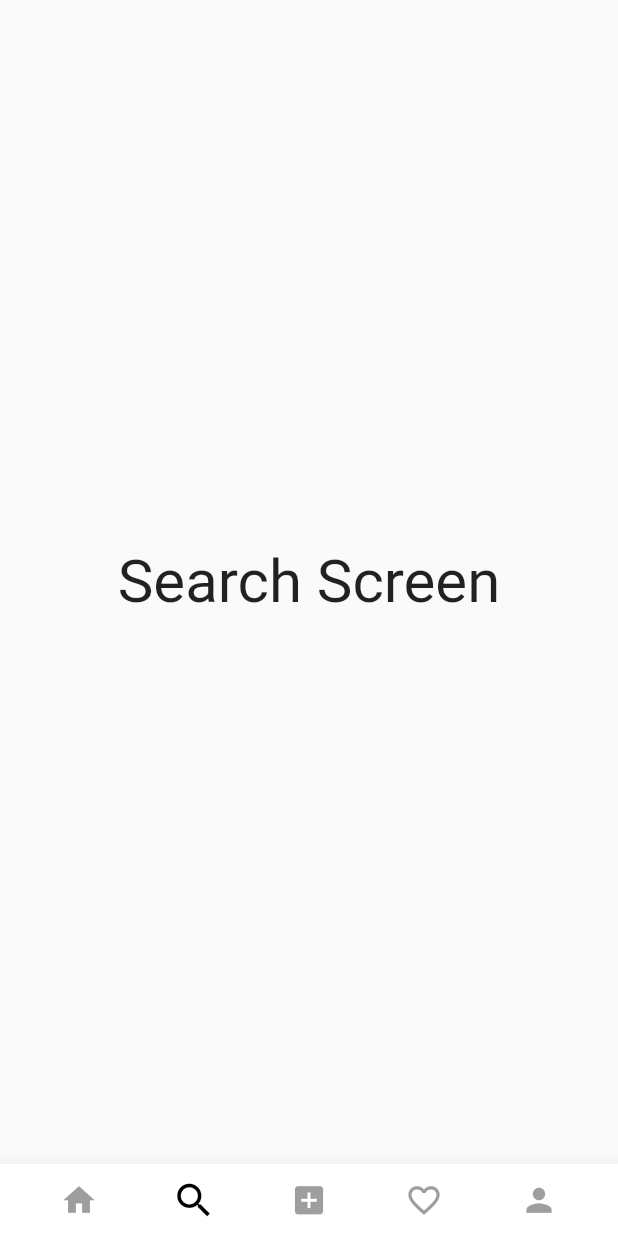
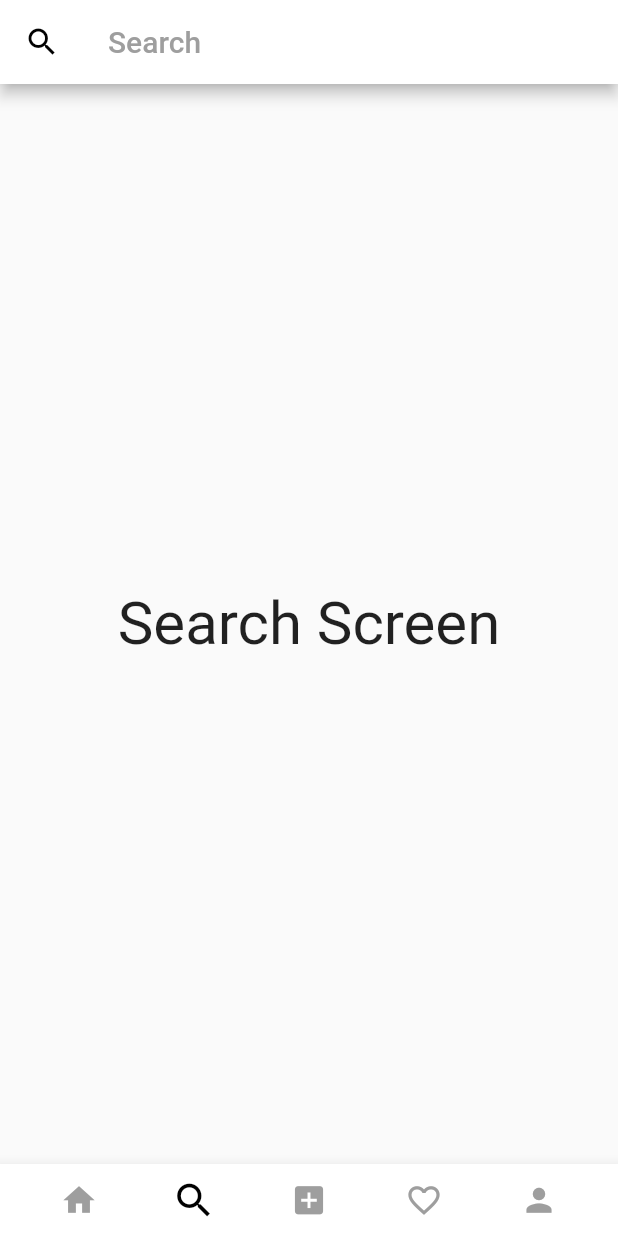
Before and after one commit to dagemtsehay1/Instagram-UI-Clone, a Flutter app: the screen it shows after launch, item 2 of the bottom bar chosen, on a phone screen of 412 x 824 dp. Run offline on Flutter 3.47's test engine with Material 2 defaults, Android fonts, the phone set to English and light mode, and no system bars.

Commit message:
adding appbar to Search screen

```diff
--- a/lib/view/SearchPage.dart
+++ b/lib/view/SearchPage.dart
@@ -4,6 +4,18 @@ class SearchPage extends StatelessWidget {
   @override
   Widget build(BuildContext context) {
     return Scaffold(
+      appBar: AppBar(
+        leading: Icon(
+          Icons.search,
+          color: Colors.black,
+        ),
+        title: Text(
+          "Search",
+          style: TextStyle(
+            color: Colors.grey,
+          ),
+        ),
+      ),
       body: Center(
         child: Text(
           "Search Screen",
```
